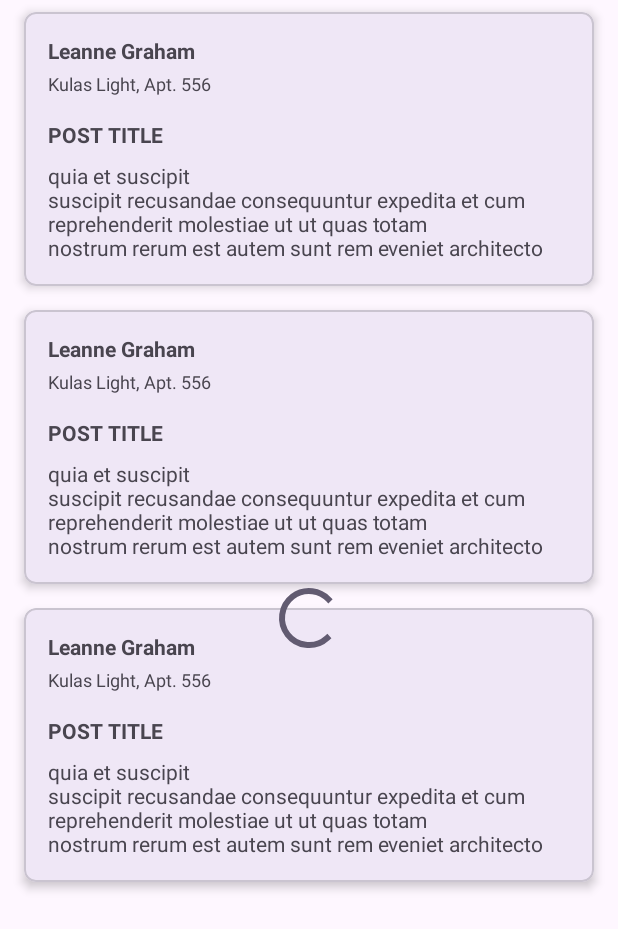
After one commit to AVPavel/Team2, an Android app: the layout fragment_feed.xml on its own in the app's theme, with its tools: preview values and no code run, on a phone screen of 412 x 824 dp. The commit adds this screen. Shown: the top 929 px of the screen. Run offline under Robolectric (Android 15) with nearby library versions, the phone set to English and light mode, and no system bars.

Commit message:
Full working app

```diff
--- a/app/src/main/AndroidManifest.xml
+++ b/app/src/main/AndroidManifest.xml
@@ -1,7 +1,7 @@
 <?xml version="1.0" encoding="utf-8"?>
 <manifest xmlns:android="http://schemas.android.com/apk/res/android"
     xmlns:tools="http://schemas.android.com/tools">
-
+    <uses-permission android:name="android.permission.INTERNET" />
     <application
         android:allowBackup="true"
         android:dataExtractionRules="@xml/data_extraction_rules"
--- a/app/src/main/res/layout/activity_main.xml
+++ b/app/src/main/res/layout/activity_main.xml
@@ -2,7 +2,7 @@
 <androidx.constraintlayout.widget.ConstraintLayout xmlns:android="http://schemas.android.com/apk/res/android"
     xmlns:app="http://schemas.android.com/apk/res-auto"
     xmlns:tools="http://schemas.android.com/tools"
-    android:id="@+id/main"
+    android:id="@+id/fragment_container"
     android:layout_width="match_parent"
     android:layout_height="match_parent"
     tools:context=".MainActivity">
--- /dev/null
+++ b/app/src/main/res/layout/fragment_feed.xml
@@ -0,0 +1,23 @@
+<?xml version="1.0" encoding="utf-8"?>
+<FrameLayout xmlns:android="http://schemas.android.com/apk/res/android"
+    xmlns:tools="http://schemas.android.com/tools"
+    android:layout_width="match_parent"
+    android:layout_height="match_parent"
+    tools:context=".ui.FeedFragment">
+
+    <androidx.recyclerview.widget.RecyclerView
+        android:id="@+id/recyclerView_feed"
+        android:layout_width="match_parent"
+        android:layout_height="match_parent"
+        android:visibility="gone"
+        tools:listitem="@layout/list_item_post"
+        tools:visibility="visible" />
+
+    <ProgressBar
+        android:id="@+id/progressBar_feed"
+        android:layout_width="wrap_content"
+        android:layout_height="wrap_content"
+        android:layout_gravity="center"
+        android:visibility="visible" />
+
+</FrameLayout>
--- /dev/null
+++ b/app/src/main/res/layout/list_item_post.xml
@@ -0,0 +1,60 @@
+<?xml version="1.0" encoding="utf-8"?>
+<com.google.android.material.card.MaterialCardView xmlns:android="http://schemas.android.com/apk/res/android"
+    xmlns:app="http://schemas.android.com/apk/res-auto"
+    xmlns:tools="http://schemas.android.com/tools"
+    android:layout_width="match_parent"
+    android:layout_height="wrap_content"
+    android:layout_marginHorizontal="16dp"
+    android:layout_marginVertical="8dp"
+    app:cardCornerRadius="8dp"
+    app:cardElevation="4dp">
+
+    <androidx.constraintlayout.widget.ConstraintLayout
+        android:layout_width="match_parent"
+        android:layout_height="wrap_content"
+        android:padding="16dp">
+
+        <TextView
+            android:id="@+id/textView_full_name"
+            android:layout_width="0dp"
+            android:layout_height="wrap_content"
+            android:textStyle="bold"
+            app:layout_constraintStart_toStartOf="parent"
+            app:layout_constraintTop_toTopOf="parent"
+            tools:text="Leanne Graham" />
+
+        <TextView
+            android:id="@+id/textView_address"
+            android:layout_width="0dp"
+            android:layout_height="wrap_content"
+            android:layout_marginTop="4dp"
+            android:textSize="12sp"
+            app:layout_constraintStart_toStartOf="parent"
+            app:layout_constraintTop_toBottomOf="@id/textView_full_name"
+            tools:text="Kulas Light, Apt. 556" />
+
+        <TextView
+            android:id="@+id/textView_post_title"
+            android:layout_width="0dp"
+            android:layout_height="wrap_content"
+            android:layout_marginTop="16dp"
+            android:textAllCaps="true"
+            android:textStyle="bold"
+            app:layout_constraintEnd_toEndOf="parent"
+            app:layout_constraintStart_toStartOf="parent"
+            app:layout_constraintTop_toBottomOf="@id/textView_address"
+            tools:text="Post Title" />
+
+        <TextView
+            android:id="@+id/textView_post_message"
+            android:layout_width="0dp"
+            android:layout_height="wrap_content"
+            android:layout_marginTop="8dp"
+            app:layout_constraintEnd_toEndOf="parent"
+            app:layout_constraintStart_toStartOf="parent"
+            app:layout_constraintTop_toBottomOf="@id/textView_post_title"
+            tools:text="quia et suscipit\nsuscipit recusandae consequuntur expedita et cum\nreprehenderit molestiae ut ut quas totam\nnostrum rerum est autem sunt rem eveniet architecto" />
+
+    </androidx.constraintlayout.widget.ConstraintLayout>
+
+</com.google.android.material.card.MaterialCardView>
```
Also changed, not shown: app/src/main/java/com/example/tema2/MainActivity.kt (+6 -8 lines), app/src/main/java/com/example/tema2/data/remote/RetrofitClient.kt (added, +20 -0 lines), app/src/main/java/com/example/tema2/ui/FeedFragment.kt (added, +70 -0 lines), app/src/main/java/com/example/tema2/ui/PostAdapter.kt (added, +42 -0 lines).
